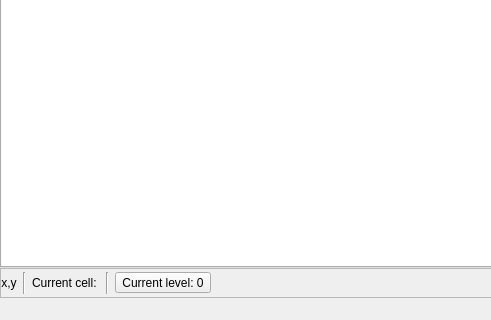
This is src/editor/mainwindow.ui in timbaker/pzworlded as Qt 5 draws it before an edit; both pictures show x 0 to 491 and y 310 to 630 of the 1011 by 630 pixel window. The edited form follows.
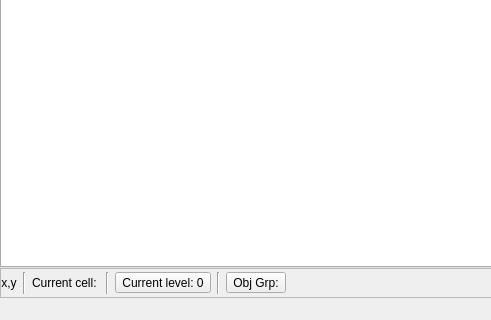
This is the edited form. Icons and pictures are not drawn.

Commit message:
Added "current object group" to CellDocument.
There is exactly one WorldObjectGroup active at any time for each CellDocument.
It starts off as the world's null object group.

The current group is changed when selecting a single object/group/level in
the ObjectsDock, and whenever an object becomes the only one selected (using
the object selection tool, for example).

A toolbutton in the statusbar displays the current group and allows it to be
changed via a popup menu.

When creating objects, the object's group is set to the current group.

```diff
--- a/src/editor/mainwindow.ui
+++ b/src/editor/mainwindow.ui
@@ -136,6 +136,23 @@
          </property>
         </widget>
        </item>
+       <item>
+        <widget class="Line" name="line_3">
+         <property name="orientation">
+          <enum>Qt::Vertical</enum>
+         </property>
+        </widget>
+       </item>
+       <item>
+        <widget class="QToolButton" name="objectGroupButton">
+         <property name="text">
+          <string>Obj Grp:</string>
+         </property>
+         <property name="popupMode">
+          <enum>QToolButton::InstantPopup</enum>
+         </property>
+        </widget>
+       </item>
        <item>
         <spacer name="horizontalSpacer">
          <property name="orientation">
```
The commit also changes 8 other files.
